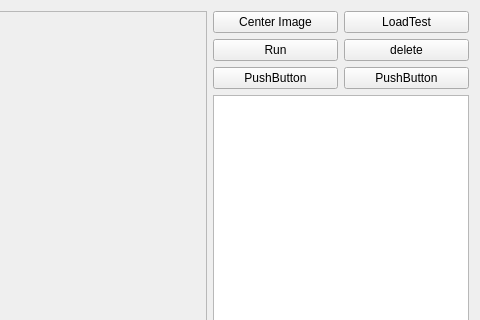
Before: the Qt Designer form MainWindow/form.ui in lsl0923/Version-Software, drawn with Qt 5; both pictures show x 681 to 1161 and y 0 to 320 of the 1161 by 752 pixel window.
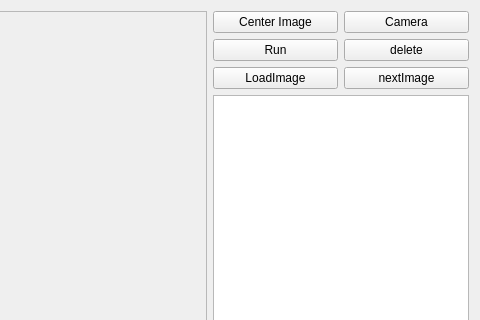
After: the same form once the commit is applied.

The edit to the form file:
```diff
--- a/MainWindow/form.ui
+++ b/MainWindow/form.ui
@@ -51,7 +51,7 @@
          <item>
           <widget class="QPushButton" name="pushButton_3">
            <property name="text">
-            <string>PushButton</string>
+            <string>LoadImage</string>
            </property>
           </widget>
          </item>
@@ -62,7 +62,7 @@
          <item>
           <widget class="QPushButton" name="pushButton_6">
            <property name="text">
-            <string>LoadTest</string>
+            <string>Camera</string>
            </property>
           </widget>
          </item>
@@ -76,7 +76,7 @@
          <item>
           <widget class="QPushButton" name="pushButton_5">
            <property name="text">
-            <string>PushButton</string>
+            <string>nextImage</string>
            </property>
           </widget>
          </item>
```
Left out of the diff: 4 changed lines with no effect on the pictures.
